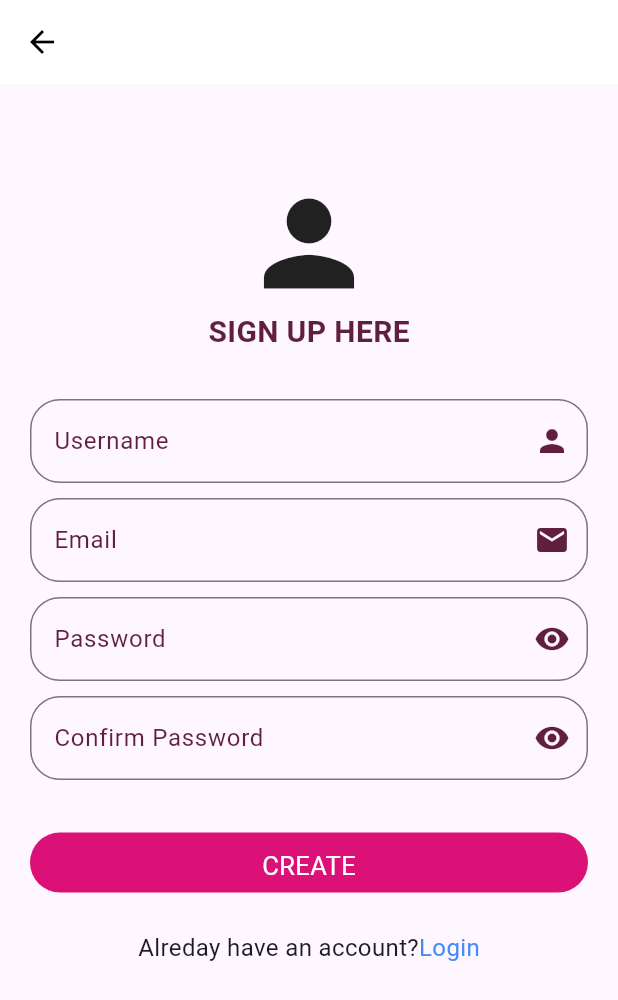
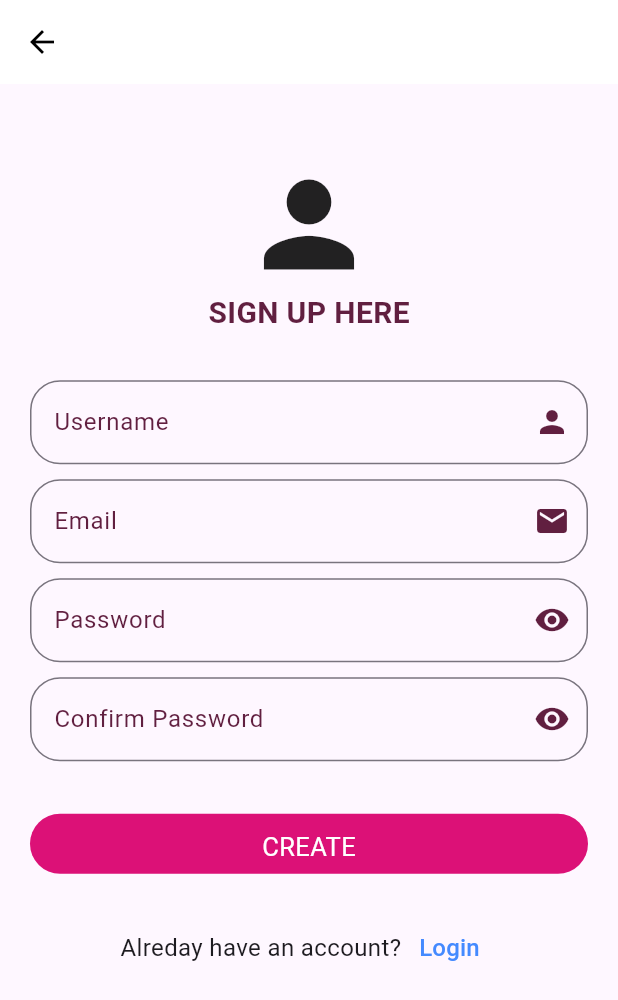
Before and after one commit to EssyLydia/Breast-cancer-subtype-classification-system, a Flutter app: the LogIn screen opened directly, after a tap on the "arrow back" icon, on a phone screen of 412 x 824 dp. Shown: the top 1000 px of the screen. Run offline on Flutter 3.47's test engine with Material 3 defaults, Android fonts, the phone set to English and light mode, and no system bars; our stand-ins replace get, image_picker.

```diff
--- a/lib/Controller/diagnosisController.dart
+++ b/lib/Controller/diagnosisController.dart
@@ -9,12 +9,6 @@ import 'dart:convert';
 class DiagnosisController extends GetxController {
   var selectedPath = ''.obs;
 
-
-
-   //@override
-  //void onInit() {
-    //super.onInit();
-  //}
 
   Future pickImage(ImageSource source) async {
     final imagePath = await ImagePicker().pickImage(source: source);
--- a/lib/Views/diagnosis.dart
+++ b/lib/Views/diagnosis.dart
@@ -14,7 +14,8 @@ class Diagnosis extends StatelessWidget {
   @override
   Widget build(BuildContext context) {
     //final controller = Get.put(DiagnosisController());
-     final DiagnosisController controller = Get.find<DiagnosisController>();
+
+     final DiagnosisController controller =  DiagnosisController();
      String displayText = 'Classification Result: $result';
 
     return Scaffold(
--- a/lib/Views/login.dart
+++ b/lib/Views/login.dart
@@ -19,9 +19,16 @@ class LogIn extends StatelessWidget {
             color: Colors.black,
           ),
           onPressed: () {
-                Get.to(() => const SignUp());
+            Navigator.push(
+              context,
+              MaterialPageRoute(
+                builder: (context) => const SignUp(),
+              ),
+            );
+            // Get.to(() => const SignUp());
           },
-            )),
+        ),
+      ),
       body: SafeArea(
         child: Padding(
           padding: const EdgeInsets.only(left: 20, right: 20, bottom: 120),
@@ -56,8 +63,8 @@ class LogIn extends StatelessWidget {
                       keyboardType: TextInputType.name,
                       decoration: InputDecoration(
                         label: const Text('Username',
-                          style:
-                              TextStyle(color: Color.fromRGBO(97, 31, 64, 20))),
+                            style: TextStyle(
+                                color: Color.fromRGBO(97, 31, 64, 20))),
                         border: OutlineInputBorder(
                           borderRadius: BorderRadius.circular(20),
                         ),
@@ -76,7 +83,8 @@ class LogIn extends StatelessWidget {
                       decoration: InputDecoration(
                         label: const Text(
                           'Password',
-                        style: TextStyle(color: Color.fromRGBO(97, 31, 64, 20)),
+                          style:
+                              TextStyle(color: Color.fromRGBO(97, 31, 64, 20)),
                         ),
                         border: OutlineInputBorder(
                           borderRadius: BorderRadius.circular(20),
@@ -91,7 +99,8 @@ class LogIn extends StatelessWidget {
                       height: 10,
                     ),
                   ],
-              )),
+                ),
+              ),
               Row(
                 mainAxisAlignment: MainAxisAlignment.end,
                 children: [
@@ -110,7 +119,17 @@ class LogIn extends StatelessWidget {
               ),
               InkWell(
                 onTap: () {
-                  Get.to(() => const Diagnosis(result: '',));
+                  Navigator.push(
+                    context,
+                    MaterialPageRoute(
+                      builder: (context) => const Diagnosis(result: ''),
+                    ),
+                  );
+                  // Get.to(
+                  //   () => const Diagnosis(
+                  //     result: '',
+                  //   ),
+                  // );
                 },
                 child: Container(
                   width: 500,
@@ -138,18 +157,24 @@ class LogIn extends StatelessWidget {
                     'Do not have an account?',
                     style: TextStyle(fontSize: 16),
                   ),
-                  InkWell(
-                    onTap: () {
+                  TextButton(
+                    onPressed: () {
                       Get.to(() => const SignUp());
                     },
-                    child: const Text('SignUp',
-                        style:
-                            TextStyle(fontSize: 16, color: Colors.blueAccent)),
+                    child: const Text(
+                      'SignUp',
+                      style: TextStyle(
+                        fontSize: 16,
+                        color: Colors.blueAccent,
+                      ),
+                    ),
                   )
                 ],
               ),
             ],
           ),
-        )));
+        ),
+      ),
+    );
   }
 }
--- a/lib/Views/signUp.dart
+++ b/lib/Views/signUp.dart
@@ -163,8 +163,8 @@ class SignUp extends StatelessWidget {
                     'Alreday have an account?',
                     style: TextStyle(fontSize: 16),
                   ),
-                  InkWell(
-                    onTap: () {
+                  TextButton(
+                    onPressed: () {
                       Navigator.push(
                         context,
                         MaterialPageRoute(
```
Also changed, not shown: lib/Views/home.dart (+5 -2 lines), pubspec.lock. Lines whose indentation alone changed are shown as unchanged.
